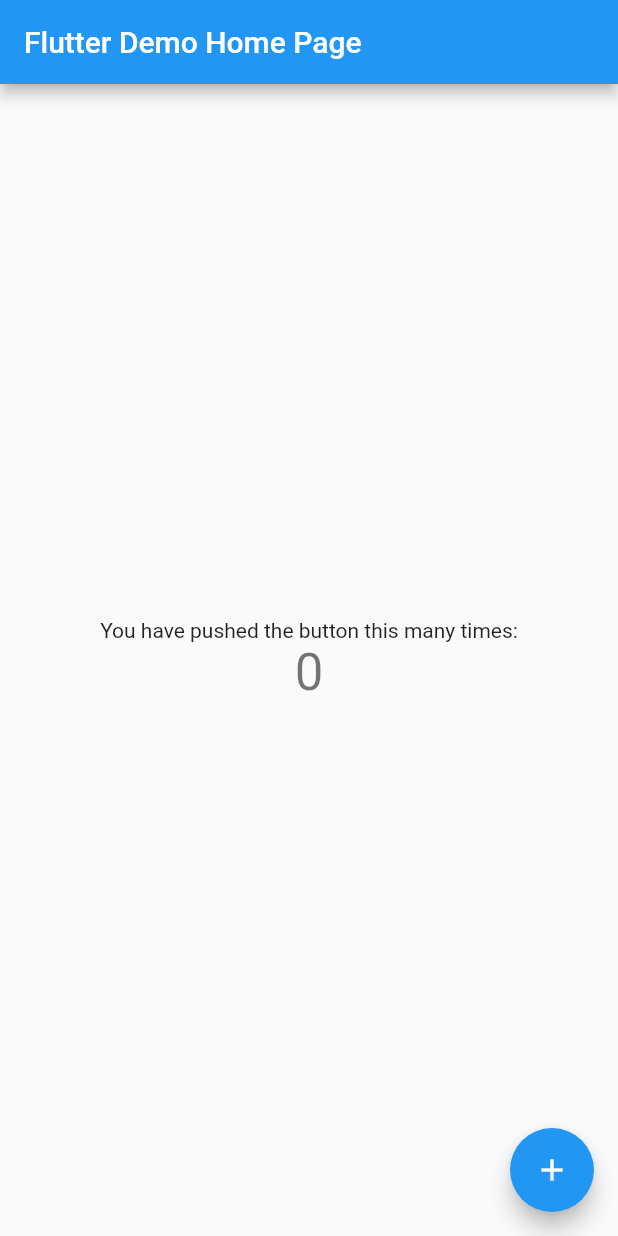
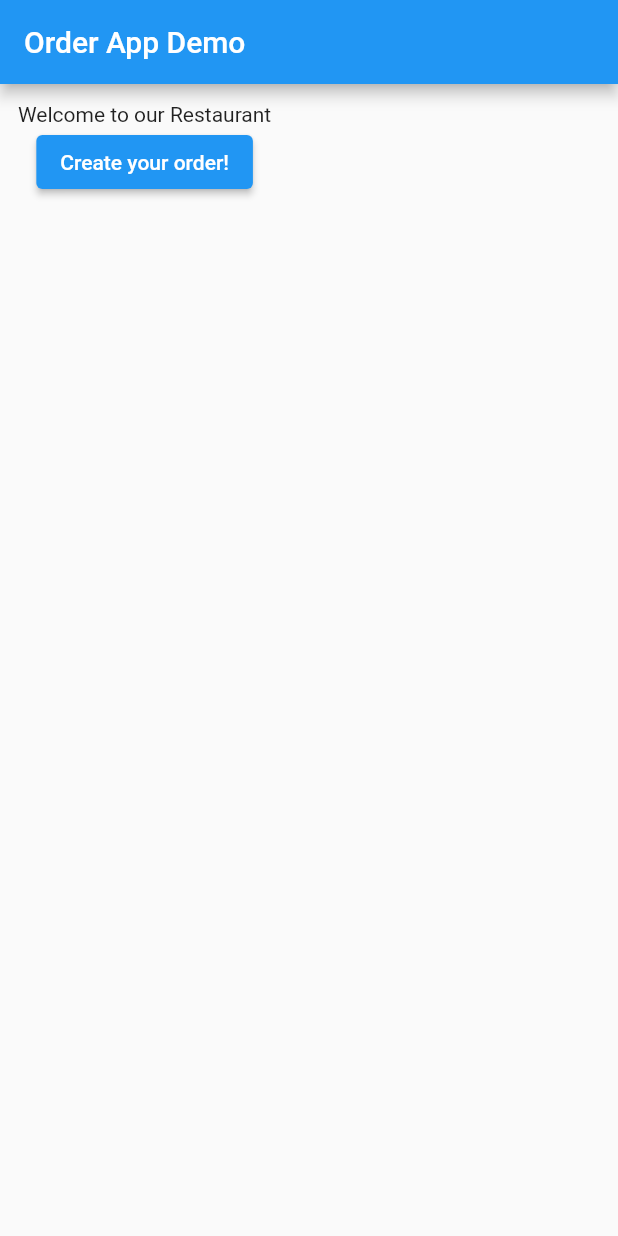
Before and after one commit to mt-tadayon/objectbox_tutorial, a Flutter app: the screen it shows after launch, on a phone screen of 412 x 824 dp. Run offline on Flutter 3.47's test engine with Material 2 defaults, Android fonts, the phone set to English and light mode, and no system bars; our stand-ins replace objectbox; generated files the repository leaves out were written again; statements that could not run were skipped.

Commit message:
Create an order app with the sync implementation

```diff
--- /dev/null
+++ b/order_app/lib/home_screen.dart
@@ -0,0 +1,82 @@
+import 'package:flutter/widgets.dart';
+
+import 'dart:io';
+
+import 'package:flutter/material.dart';
+import 'package:order_app/model/order_model.dart';
+import 'package:order_app/order_screen.dart';
+
+import 'model/item_model.dart';
+import 'objectbox.g.dart';
+
+class HomeScreen extends StatefulWidget {
+  const HomeScreen({Key? key, required this.title}) : super(key: key);
+  final String title;
+
+  @override
+  State<HomeScreen> createState() => _HomeScreenState();
+}
+
+class _HomeScreenState extends State<HomeScreen> {
+  Store? _store;
+  bool hasBeenInitialized = false;
+  Box<OrderModel>? orderBox;
+  Box<ItemModel>? itemBox;
+
+  final syncServerIp = Platform.isAndroid ? '10.0.2.2' : '127.0.0.1';
+
+  @override
+  void initState() {
+    super.initState();
+    openStore().then((Store store) {
+      _store = store;
+      setState(() {
+        hasBeenInitialized = true;
+      });
+      SyncClient syncClient = Sync.client(
+          store,
+          'ws://$syncServerIp:9999', // wss for SSL, ws for unencrypted traffic
+          SyncCredentials.none());
+      syncClient.start();
+      orderBox = store.box<OrderModel>();
+    });
+  }
+
+  @override
+  Widget build(BuildContext context) {
+    return Scaffold(
+      appBar: AppBar(
+        title: Text(widget.title),
+      ),
+      body: Padding(
+          padding: const EdgeInsets.all(12.0),
+          child: Column(
+            children: [
+              const Text('Welcome to our Restaurant'),
+              ElevatedButton(
+                onPressed: () {
+                  final orderModel = OrderModel();
+                  Navigator.push(
+                    context,
+                    MaterialPageRoute<void>(
+                      builder: (BuildContext context) => OrderScreen(
+                          title: widget.title,
+                          store: _store,
+                          orderBox: orderBox!,
+                          orderModel: orderModel),
+                    ),
+                  );
+                },
+                child: const Text('Create your order!'),
+              ),
+            ],
+          )),
+    );
+  }
+
+  @override
+  void dispose() {
+    super.dispose();
+    _store?.close();
+  }
+}
--- a/order_app/lib/main.dart
+++ b/order_app/lib/main.dart
@@ -1,115 +1,24 @@
 import 'package:flutter/material.dart';
+import 'package:order_app/home_screen.dart';
+
+import 'objectbox.g.dart';
 
 void main() {
+  Sync.isAvailable();
   runApp(const MyApp());
 }
 
 class MyApp extends StatelessWidget {
   const MyApp({Key? key}) : super(key: key);
 
-  // This widget is the root of your application.
   @override
   Widget build(BuildContext context) {
     return MaterialApp(
-      title: 'Flutter Demo',
+      title: 'Order App',
       theme: ThemeData(
-        // This is the theme of your application.
-        //
-        // Try running your application with "flutter run". You'll see the
-        // application has a blue toolbar. Then, without quitting the app, try
-        // changing the primarySwatch below to Colors.green and then invoke
-        // "hot reload" (press "r" in the console where you ran "flutter run",
-        // or simply save your changes to "hot reload" in a Flutter IDE).
-        // Notice that the counter didn't reset back to zero; the application
-        // is not restarted.
         primarySwatch: Colors.blue,
       ),
-      home: const MyHomePage(title: 'Flutter Demo Home Page'),
+      home: const HomeScreen(title: 'Order App Demo'),
     );
   }
 }
-
-class MyHomePage extends StatefulWidget {
-  const MyHomePage({Key? key, required this.title}) : super(key: key);
-
-  // This widget is the home page of your application. It is stateful, meaning
-  // that it has a State object (defined below) that contains fields that affect
-  // how it looks.
-
-  // This class is the configuration for the state. It holds the values (in this
-  // case the title) provided by the parent (in this case the App widget) and
-  // used by the build method of the State. Fields in a Widget subclass are
-  // always marked "final".
-
-  final String title;
-
-  @override
-  State<MyHomePage> createState() => _MyHomePageState();
-}
-
-class _MyHomePageState extends State<MyHomePage> {
-  int _counter = 0;
-
-  void _incrementCounter() {
-    setState(() {
-      // This call to setState tells the Flutter framework that something has
-      // changed in this State, which causes it to rerun the build method below
-      // so that the display can reflect the updated values. If we changed
-      // _counter without calling setState(), then the build method would not be
-      // called again, and so nothing would appear to happen.
-      _counter++;
-    });
-  }
-
-  @override
-  Widget build(BuildContext context) {
-    // This method is rerun every time setState is called, for instance as done
-    // by the _incrementCounter method above.
-    //
-    // The Flutter framework has been optimized to make rerunning build methods
-    // fast, so that you can just rebuild anything that needs updating rather
-    // than having to individually change instances of widgets.
-    return Scaffold(
-      appBar: AppBar(
-        // Here we take the value from the MyHomePage object that was created by
-        // the App.build method, and use it to set our appbar title.
-        title: Text(widget.title),
-      ),
-      body: Center(
-        // Center is a layout widget. It takes a single child and positions it
-        // in the middle of the parent.
-        child: Column(
-          // Column is also a layout widget. It takes a list of children and
-          // arranges them vertically. By default, it sizes itself to fit its
-          // children horizontally, and tries to be as tall as its parent.
-          //
-          // Invoke "debug painting" (press "p" in the console, choose the
-          // "Toggle Debug Paint" action from the Flutter Inspector in Android
-          // Studio, or the "Toggle Debug Paint" command in Visual Studio Code)
-          // to see the wireframe for each widget.
-          //
-          // Column has various properties to control how it sizes itself and
-          // how it positions its children. Here we use mainAxisAlignment to
-          // center the children vertically; the main axis here is the vertical
-          // axis because Columns are vertical (the cross axis would be
-          // horizontal).
-          mainAxisAlignment: MainAxisAlignment.center,
-          children: <Widget>[
-            const Text(
-              'You have pushed the button this many times:',
-            ),
-            Text(
-              '$_counter',
-              style: Theme.of(context).textTheme.headline4,
-            ),
-          ],
-        ),
-      ),
-      floatingActionButton: FloatingActionButton(
-        onPressed: _incrementCounter,
-        tooltip: 'Increment',
-        child: const Icon(Icons.add),
-      ), // This trailing comma makes auto-formatting nicer for build methods.
-    );
-  }
-}
--- /dev/null
+++ b/order_app/lib/model/item_model.dart
@@ -0,0 +1,18 @@
+import 'package:objectbox/objectbox.dart';
+
+import 'order_model.dart';
+
+@Entity()
+@Sync()
+class ItemModel {
+  int id = 0;
+  String itemName;
+  int itemCount;
+
+  final orderModel = ToOne<OrderModel>();
+
+  ItemModel({
+    required this.itemCount,
+    required this.itemName,
+  });
+}
--- /dev/null
+++ b/order_app/lib/model/order_model.dart
@@ -0,0 +1,12 @@
+import 'package:objectbox/objectbox.dart';
+import 'package:order_app/model/item_model.dart';
+
+@Entity()
+@Sync()
+class OrderModel {
+  int id = 0;
+  bool ordered = false;
+
+  @Backlink()
+  final items = ToMany<ItemModel>();
+}
```
Also changed, not shown: order_app/lib/objectbox-model.json (added, +77 -0 lines), order_app/lib/order_screen.dart (added, +131 -0 lines), order_app/pubspec.yaml (+7 -69 lines), order_app/lib/objectbox.g.dart (added), order_app/pubspec.lock, 7 other files.
